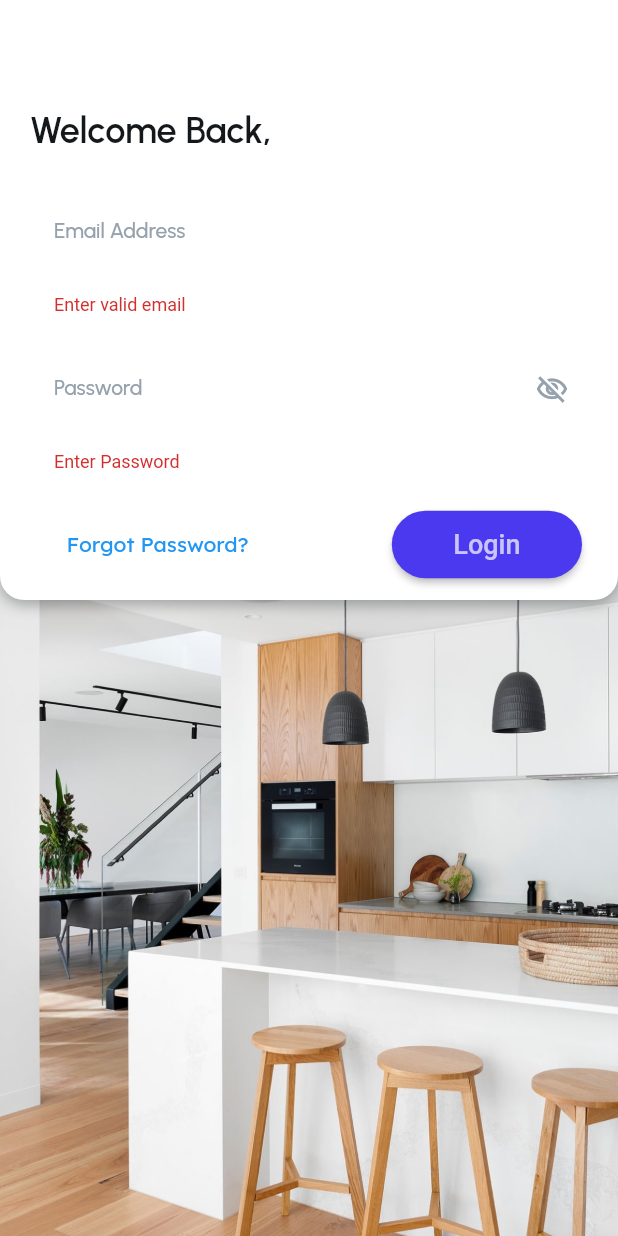
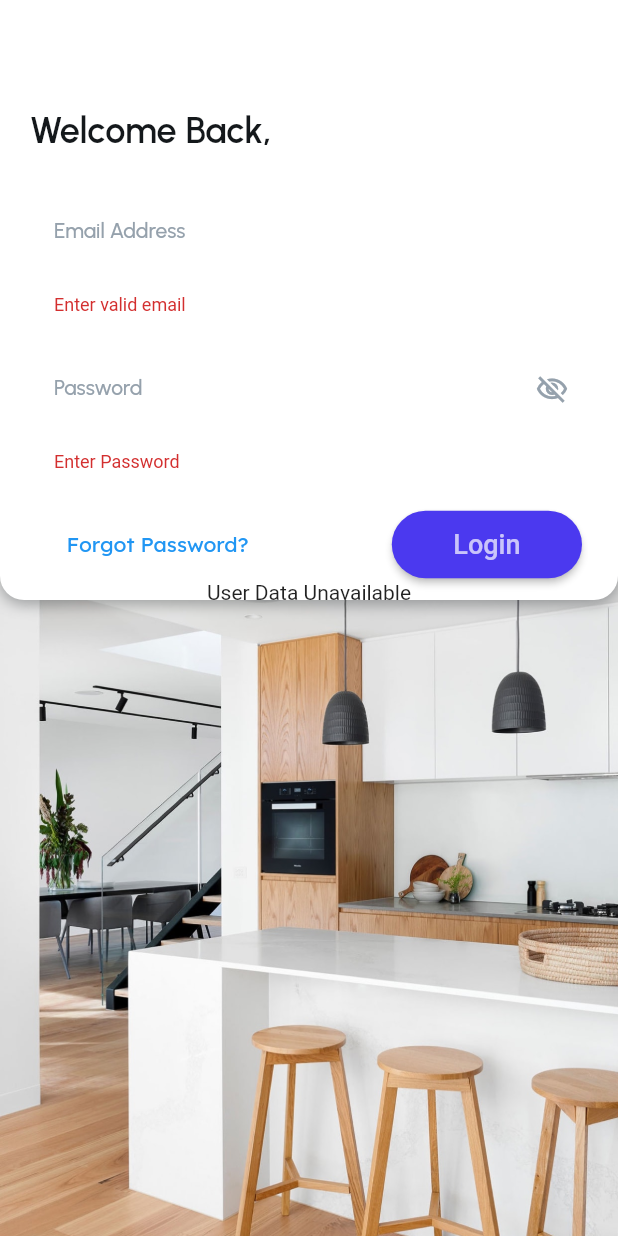
Before and after one commit to abaditya26/employee-management, a Flutter app: the screen it shows after launch, after a tap on "Login", on a phone screen of 412 x 824 dp. Run offline on Flutter 3.47's test engine with Material 2 defaults, Android fonts, the phone set to English and light mode, and no system bars; our stand-ins replace cached_network_image, cloud_firestore, firebase_auth, firebase_core, firebase_storage, google_fonts and 1 more; accounts and stored records are empty.

Commit message:
role management and blocking

```diff
--- a/analysis_options.yaml
+++ b/analysis_options.yaml
@@ -22,8 +22,8 @@ linter:
   # `// ignore_for_file: name_of_lint` syntax on the line or in the file
   # producing the lint.
   rules:
-    # avoid_print: false  # Uncomment to disable the `avoid_print` rule
-    # prefer_single_quotes: true  # Uncomment to enable the `prefer_single_quotes` rule
+  # avoid_print: false  # Uncomment to disable the `avoid_print` rule
+  # prefer_single_quotes: true  # Uncomment to enable the `prefer_single_quotes` rule
 
 # Additional information about this file can be found at
 # https://dart.dev/guides/language/analysis-options
--- a/lib/main.dart
+++ b/lib/main.dart
@@ -3,6 +3,7 @@ import 'package:employee_management/pages/user_dashboard.dart';
 import 'package:employee_management/services/auth_services.dart';
 import 'package:firebase_core/firebase_core.dart';
 import 'package:flutter/material.dart';
+
 import 'firebase_options.dart';
 import 'pages/login_page.dart';
 
@@ -15,7 +16,9 @@ Future<void> main() async {
 }
 
 class MainApp extends StatefulWidget {
-  MainApp({Key? key}) : super(key: key);
+  String? err;
+
+  MainApp({super.key, this.err});
 
   @override
   State<MainApp> createState() => _MainAppState();
@@ -29,8 +32,11 @@ class _MainAppState extends State<MainApp> {
   void initState() {
     super.initState();
     _auth.isUserLoggedIn(context).then((value) {
+      if ((value["message"] as String).isNotEmpty) {
+        widget.err = value["message"];
+      }
       setState(() {
-        user = value;
+        user = value["role"];
       });
     });
   }
@@ -39,7 +45,9 @@ class _MainAppState extends State<MainApp> {
   Widget build(BuildContext context) {
     return MaterialApp(
       home: user == "false"
-          ? LoginWidget()
+          ? LoginWidget(
+              errMessage: widget.err,
+            )
           : user == "admin"
               ? admin_dashboard()
               : UserDashboard(),
--- a/lib/models/user_model.dart
+++ b/lib/models/user_model.dart
@@ -1,6 +1,7 @@
-class UserModel{
+class UserModel {
   final String email;
   String uid, name, contactNo, department, joiningDate, profileImage, role;
+  bool isActive;
 
   UserModel(
       {required this.uid,
@@ -9,18 +10,21 @@ class UserModel{
       required this.contactNo,
       required this.department,
       required this.joiningDate,
-      required this.profileImage, this.role = "user"});
+      required this.profileImage,
+      this.role = "user",
+      this.isActive = true});
 
-  Map<String, dynamic> toMap(){
+  Map<String, dynamic> toMap() {
     return {
       "email": email,
-      "uid":uid,
-      "name":name,
-      "contactNo":contactNo,
-      "department":department,
-      "joiningDate":joiningDate,
-      "profileImage":profileImage,
-      "role":role
+      "uid": uid,
+      "name": name,
+      "contactNo": contactNo,
+      "department": department,
+      "joiningDate": joiningDate,
+      "profileImage": profileImage,
+      "role": role,
+      "isActive": isActive,
     };
   }
 }
--- a/lib/pages/login_page.dart
+++ b/lib/pages/login_page.dart
@@ -1,13 +1,15 @@
 import 'package:employee_management/pages/user_dashboard.dart';
 import 'package:employee_management/services/auth_services.dart';
 import 'package:employee_management/services/database_services.dart';
-import 'admin_dashboard.dart';
-import '../../main.dart';
 import 'package:flutter/material.dart';
 import 'package:google_fonts/google_fonts.dart';
 
+import 'admin_dashboard.dart';
+
 class LoginWidget extends StatefulWidget {
-  const LoginWidget({Key? key}) : super(key: key);
+  String? errMessage;
+
+  LoginWidget({super.key, this.errMessage});
 
   @override
   _LoginWidgetState createState() => _LoginWidgetState();
@@ -45,8 +47,15 @@ class _LoginWidgetState extends State<LoginWidget> {
           .then((credentials) {
         try {
           String uid = credentials.user!.uid;
-          _db.isUserAdmin(uid).then((value) {
-            if (value) {
+          _db.validateUser(uid).then((value) {
+            if (value["active"] == false) {
+              ScaffoldMessenger.of(context).showSnackBar(const SnackBar(
+                  content: Text("User is disabled. Please Contact Admin.")));
+              _authServices.signOutUser(
+                  context, "User is disabled. Please Contact Admin.");
+              return;
+            }
+            if (value["admin"]) {
               Navigator.push(
                 context,
                 MaterialPageRoute(
@@ -98,7 +107,7 @@ class _LoginWidgetState extends State<LoginWidget> {
       backgroundColor: const Color(0xFF4B39EF),
       body: Container(
         width: MediaQuery.of(context).size.width,
-        height: MediaQuery.of(context).size.height * 1,
+        height: MediaQuery.of(context).size.height,
         decoration: BoxDecoration(
           color: const Color(0xFFFFFFFF),
           image: DecorationImage(
@@ -109,7 +118,6 @@ class _LoginWidgetState extends State<LoginWidget> {
           ),
         ),
         child: Column(
-          mainAxisSize: MainAxisSize.max,
           children: [
             Container(
               width: double.infinity,
@@ -370,6 +378,9 @@ class _LoginWidgetState extends State<LoginWidget> {
                                       )
                                     : ElevatedButton(
                                         onPressed: () {
+                                          if (widget.errMessage != null) {
+                                            widget.errMessage = "";
+                                          }
                                           signIn();
                                         },
                                         style: ElevatedButton.styleFrom(
@@ -395,6 +406,7 @@ class _LoginWidgetState extends State<LoginWidget> {
                             ],
                           ),
                         ),
+                        Text(widget.errMessage ?? ""),
                       ],
                     ),
                   ),
--- a/lib/services/auth_services.dart
+++ b/lib/services/auth_services.dart
@@ -1,4 +1,3 @@
-import 'package:employee_management/pages/login_page.dart';
 import 'package:employee_management/services/database_services.dart';
 import 'package:firebase_auth/firebase_auth.dart';
 import 'package:flutter/material.dart';
@@ -8,48 +7,65 @@ import '../main.dart';
 class AuthServices {
   final _auth = FirebaseAuth.instance;
   final _db = DatabaseServices();
+
   Future<UserCredential> signInWithEmail(String email, String password) {
     return _auth.signInWithEmailAndPassword(email: email, password: password);
   }
-  Future<UserCredential> createUserWithEmail(String email, ) {
+
+  Future<UserCredential> createUserWithEmail(
+    String email,
+  ) {
     return _auth.createUserWithEmailAndPassword(email: email, password: email);
   }
 
-  Future<String> isUserLoggedIn(BuildContext context) async {
+  Future<Map<String, dynamic>> isUserLoggedIn(BuildContext context) async {
     try {
       if (_auth.currentUser != null) {
-        bool isAdmin = await _db.isUserAdmin(_auth.currentUser!.uid);
-        if (isAdmin) {
-          return "admin";
+        Map<String, dynamic> isAdmin =
+            await _db.validateUser(_auth.currentUser!.uid);
+        if (isAdmin["active"]) {
+          if (isAdmin["admin"]) {
+            return {"role": "admin", "message": ""};
+          } else {
+            return {"role": "user", "message": ""};
+          }
         } else {
-          return "user";
+          return {
+            "role": "false",
+            "message": "User is deactivated. Please contact Admin."
+          };
         }
       } else {
-        return "false";
+        return {"role": "false", "message": "User Data Unavailable"};
       }
     } catch (e) {
       ScaffoldMessenger.of(context).showSnackBar(SnackBar(
         content: Text(e.toString()),
       ));
-      return "false";
+      return {"role": "false", "message": ""};
     }
   }
 
-  signOutUser(BuildContext context) async {
+  signOutUser(BuildContext context, String? str) async {
     _auth.signOut().then((value) {
-      Navigator.pushAndRemoveUntil(context,
-          MaterialPageRoute(builder: (context) => MainApp()), (route) => false);
+      Navigator.pushAndRemoveUntil(
+          context,
+          MaterialPageRoute(
+              builder: (context) => MainApp(
+                    err: str,
+                  )),
+          (route) => false);
     }).catchError((e) {
       ScaffoldMessenger.of(context).showSnackBar(
           SnackBar(content: Text("Error while logging out :- $e")));
     });
   }
 
-  String getUid(){
+  String getUid() {
     return _auth.currentUser!.uid;
   }
 
-  Future<void> changePassword(String newPassword){
+  Future<void> changePassword(String newPassword) {
     return _auth.currentUser!.updatePassword(newPassword);
   }
 }
--- a/lib/widgets/input_border.dart
+++ b/lib/widgets/input_border.dart
@@ -1,6 +1,6 @@
 import 'package:flutter/material.dart';
 
-OutlineInputBorder inputBorder(Color color){
+OutlineInputBorder inputBorder(Color color) {
   return OutlineInputBorder(
     borderSide: BorderSide(
       color: color,
```
Also changed, not shown: lib/models/task_data_model.dart (added, +10 -0 lines), lib/models/task_model.dart (+8 -8 lines), lib/pages/add_employee.dart (+9 -3 lines), lib/pages/admin_dashboard.dart (+8 -7 lines), lib/pages/admin_profile.dart (+24 -31 lines), lib/pages/user_dashboard.dart (+16 -24 lines), lib/pages/user_profile.dart (+8 -4 lines), lib/services/database_services.dart (+41 -9 lines), lib/widgets/user_dash_graph_widget.dart (+100 -2 lines), lib/firebase_options.dart, 11 other files.
